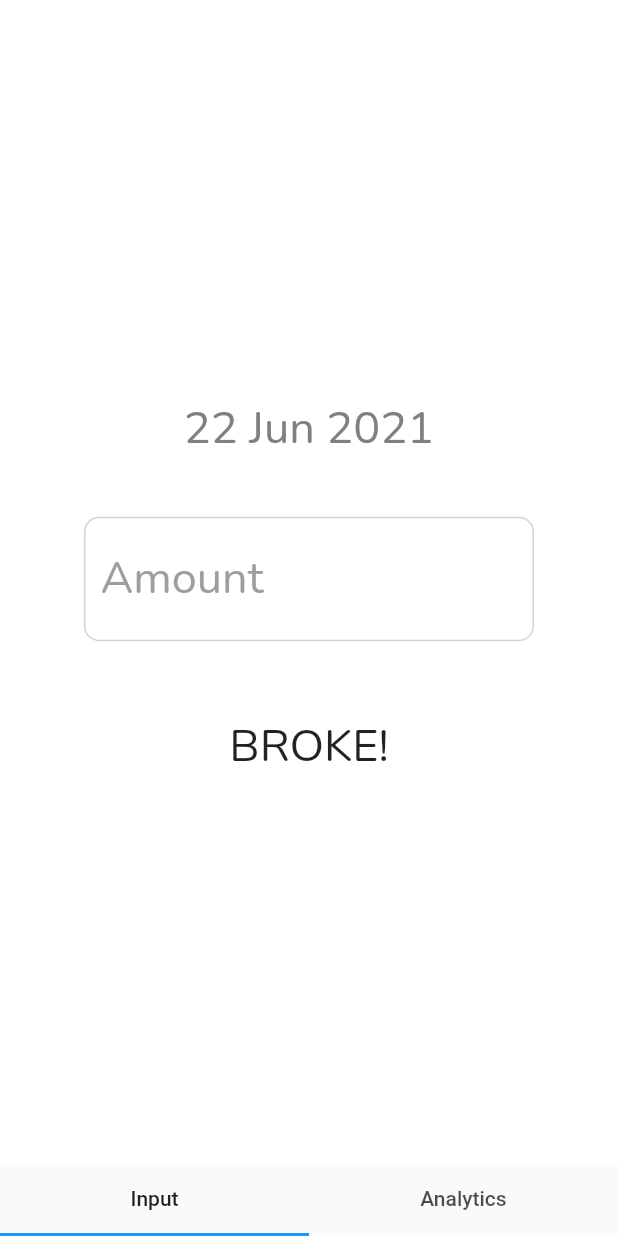
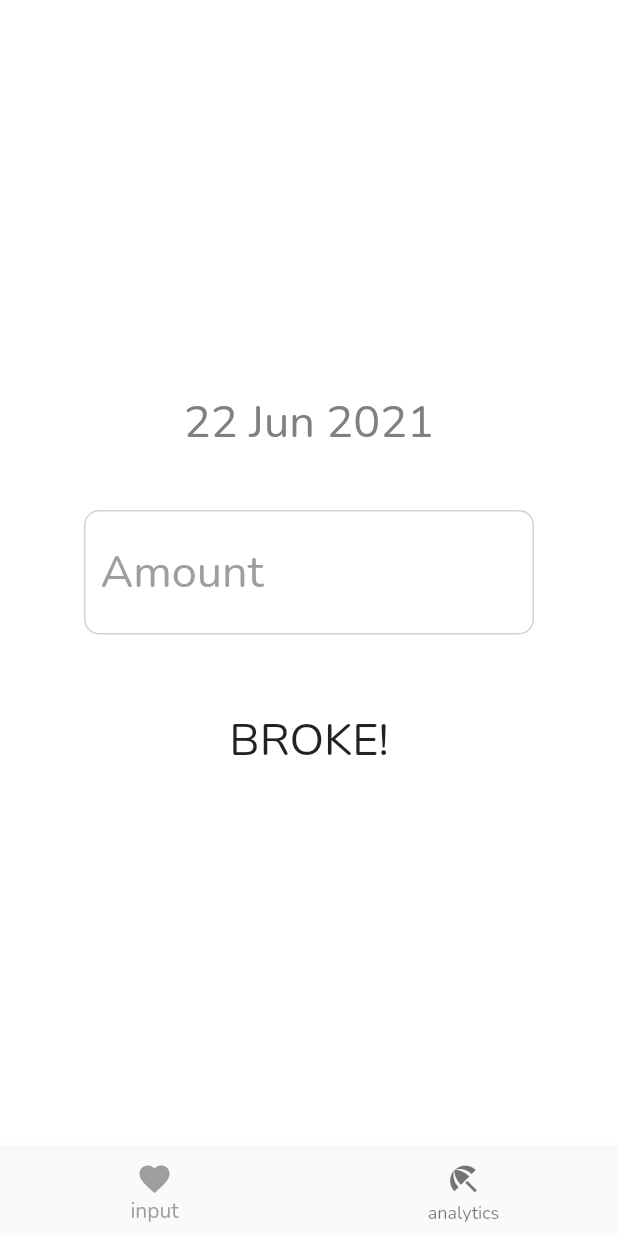
Before and after one commit to phantomcorn/Broked, a Flutter app: the screen it shows after launch, on a phone screen of 412 x 824 dp. Run offline on Flutter 3.47's test engine with Material 2 defaults, Android fonts, the phone set to English and light mode, and no system bars; our stand-ins replace flutter_datetime_picker, google_fonts, sqflite; missing offline and left inert: animated_button; accounts and stored records are empty.

Commit message:
changed layout of tab bar + removed default proj comment

```diff
--- a/lib/main.dart
+++ b/lib/main.dart
@@ -26,17 +26,9 @@ class MyApp extends StatelessWidget {
 }
 
 class MyHomePage extends StatefulWidget {
+  final String title;
+
   MyHomePage({Key? key, required this.title}) : super(key: key);
-
-  // This widget is the home page of your application. It is stateful, meaning
-  // that it has a State object (defined below) that contains fields that affect
-  // how it looks.
-
-  // This class is the configuration for the state. It holds the values (in this
-  // case the title) provided by the parent (in this case the App widget) and
-  // used by the build method of the State. Fields in a Widget subclass are
-  // always marked "final".
-  final String title;
 
   @override
   _MyHomePageState createState() => _MyHomePageState();
@@ -45,32 +37,39 @@ class MyHomePage extends StatefulWidget {
 
 class _MyHomePageState extends State<MyHomePage> {
 
+  int _selectedDisplay = 0;
+  static const List<Widget> _displayOptions = <Widget>[
+    BrokeMain(),
+    Analytics()
+  ];
+
+  void onTabTapped (int index) {
+    setState(() {
+      _selectedDisplay = index;
+    });
+  }
+
   @override
   Widget build(BuildContext context) {
-    // This method is rerun every time setState is called, for instance as done
-    // by the _incrementCounter method above.
-    //
-    // The Flutter framework has been optimized to make rerunning build methods
-    // fast, so that you can just rebuild anything that needs updating rather
-    // than having to individually change instances of widgets.
-    return DefaultTabController(
-        length : 2,
-        child : Scaffold(
-          bottomNavigationBar: Material(
-            child: TabBar(
-              tabs: [
-                Tab(text: "Input"),
-                Tab(text: "Analytics")
-              ]
-            )
+    return Scaffold(
+      body: Center(
+        child : _displayOptions.elementAt(_selectedDisplay)
+      ),
+      bottomNavigationBar: BottomNavigationBar(
+        items: const <BottomNavigationBarItem>[
+          BottomNavigationBarItem(
+            icon: Icon(Icons.favorite),
+            label : "input"
           ),
-          body: TabBarView(
-            children : [
-              BrokeMain(),
-              Analytics()
-            ]
+          BottomNavigationBarItem(
+            icon: Icon(Icons.beach_access),
+            label : "analytics"
           )
-        )
+        ],
+        currentIndex: _selectedDisplay,
+        onTap: onTabTapped,
+        selectedItemColor: Colors.grey,
+      ),
     );
   }
 }
```
